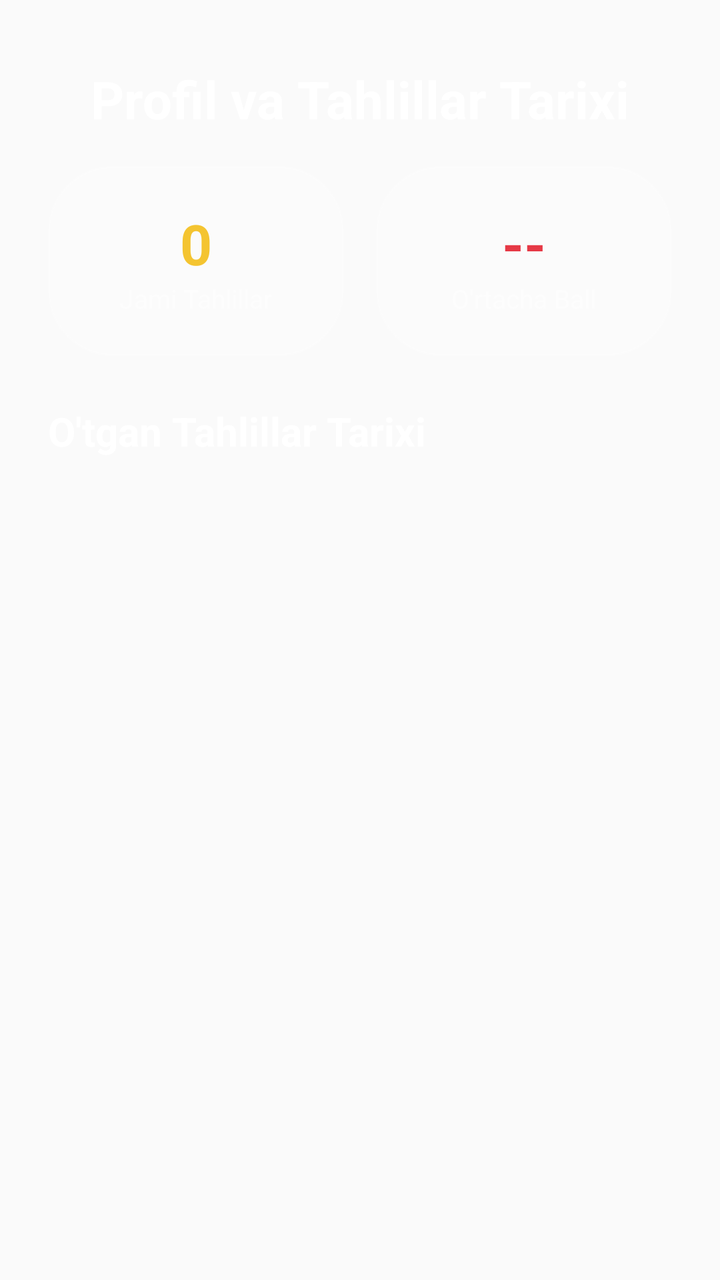
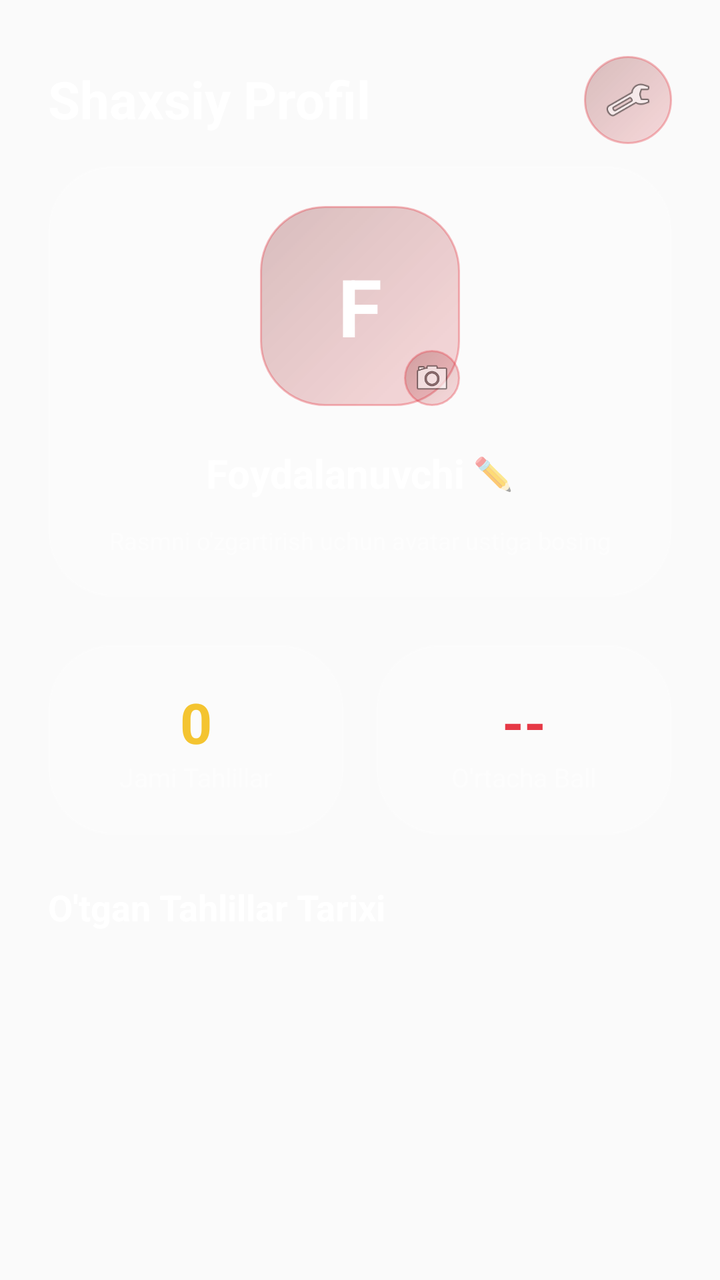

Two renders of the same Android screen: before a commit and after it. Below are the layout's source before the change and the commit's diff.
<!-- AndroidManifest.xml: application theme AppTheme -->
<!-- res/layout/fragment_profile.xml -->
<?xml version="1.0" encoding="utf-8"?>
<androidx.constraintlayout.widget.ConstraintLayout xmlns:android="http://schemas.android.com/apk/res/android"
    xmlns:app="http://schemas.android.com/apk/res-auto"
    android:layout_width="match_parent"
    android:layout_height="match_parent"
    android:padding="24dp">

    <TextView
        android:id="@+id/tv_profile_title"
        android:layout_width="wrap_content"
        android:layout_height="wrap_content"
        android:text="Profil va Tahlillar Tarixi"
        android:textColor="@color/white"
        android:textSize="26sp"
        android:textStyle="bold"
        app:layout_constraintTop_toTopOf="parent"
        app:layout_constraintStart_toStartOf="parent"
        app:layout_constraintEnd_toEndOf="parent"
        android:layout_marginTop="8dp"/>

    <ScrollView
        android:layout_width="match_parent"
        android:layout_height="0dp"
        app:layout_constraintTop_toBottomOf="@id/tv_profile_title"
        app:layout_constraintBottom_toBottomOf="parent"
        android:scrollbars="none"
        android:layout_marginTop="16dp">

        <LinearLayout
            android:layout_width="match_parent"
            android:layout_height="wrap_content"
            android:orientation="vertical"
            android:gravity="center_horizontal">

            
            <LinearLayout
                android:layout_width="match_parent"
                android:layout_height="wrap_content"
                android:orientation="horizontal"
                android:weightSum="2"
                android:layout_marginBottom="24dp">

                <LinearLayout
                    android:layout_width="0dp"
                    android:layout_height="wrap_content"
                    android:layout_weight="1"
                    android:orientation="vertical"
                    android:gravity="center"
                    android:background="@drawable/bg_liquid_glass"
                    android:padding="20dp"
                    android:layout_marginEnd="8dp">

                    <TextView
                        android:id="@+id/tv_history_count"
                        android:layout_width="wrap_content"
                        android:layout_height="wrap_content"
                        android:text="0"
                        android:textColor="@color/colorAccent"
                        android:textSize="28sp"
                        android:textStyle="bold"/>

                    <TextView
                        android:layout_width="wrap_content"
                        android:layout_height="wrap_content"
                        android:text="Jami Tahlillar"
                        android:textColor="@color/white_transparent"
                        android:textSize="13sp" />
                </LinearLayout>

                <LinearLayout
                    android:layout_width="0dp"
                    android:layout_height="wrap_content"
                    android:layout_weight="1"
                    android:orientation="vertical"
                    android:gravity="center"
                    android:background="@drawable/bg_liquid_glass"
                    android:padding="20dp"
                    android:layout_marginStart="8dp">

                    <TextView
                        android:id="@+id/tv_avg_score"
                        android:layout_width="wrap_content"
                        android:layout_height="wrap_content"
                        android:text="--"
                        android:textColor="@color/colorPrimary"
                        android:textSize="28sp"
                        android:textStyle="bold"/>

                    <TextView
                        android:layout_width="wrap_content"
                        android:layout_height="wrap_content"
                        android:text="O'rtacha Ball"
                        android:textColor="@color/white_transparent"
                        android:textSize="13sp" />
                </LinearLayout>
            </LinearLayout>

            <TextView
                android:layout_width="match_parent"
                android:layout_height="wrap_content"
                android:text="O'tgan Tahlillar Tarixi"
                android:textColor="@color/white"
                android:textSize="20sp"
                android:textStyle="bold"
                android:layout_marginBottom="16dp"/>

            
            <LinearLayout
                android:id="@+id/layout_history_list"
                android:layout_width="match_parent"
                android:layout_height="wrap_content"
                android:orientation="vertical" />

            <TextView
                android:id="@+id/tv_empty_history"
                android:layout_width="wrap_content"
                android:layout_height="wrap_content"
                android:text="Hali tahlillar bajarilmadi"
                android:textColor="@color/white_transparent"
                android:textSize="16sp"
                android:layout_marginTop="32dp"
                android:visibility="gone"/>

        </LinearLayout>
    </ScrollView>

</androidx.constraintlayout.widget.ConstraintLayout>
<!-- resources referenced by this layout -->
<resources>
  <color name="colorAccent">#F4C430</color>
  <color name="colorPrimary">#E63946</color>
  <color name="white">#FFFFFF</color>
  <color name="white_transparent">#80ffffff</color>
  <!-- drawable bg_liquid_glass (drawable) -->
  <?xml version="1.0" encoding="utf-8"?>
  <shape xmlns:android="http://schemas.android.com/apk/res/android"
      android:shape="rectangle">
      <solid android:color="#1AFFFFFF"/> 
      <corners android:radius="32dp"/>
      <stroke android:width="1dp" android:color="#33FFFFFF"/>
  </shape>
  <style name="AppTheme" parent="Theme.AppCompat.Light.DarkActionBar">
          <item name="colorPrimary">#E63946</item>
          <item name="colorPrimaryDark">#0d0403</item>
          <item name="colorAccent">#F4C430</item>
      </style>
</resources>

<!-- the commit's change to res/layout/fragment_profile.xml (unified diff, before → after) -->
@@ -5,18 +5,29 @@
     android:layout_height="match_parent"
     android:padding="24dp">
 
+    
     <TextView
         android:id="@+id/tv_profile_title"
         android:layout_width="wrap_content"
         android:layout_height="wrap_content"
-        android:text="Profil va Tahlillar Tarixi"
+        android:text="Shaxsiy Profil"
         android:textColor="@color/white"
         android:textSize="26sp"
         android:textStyle="bold"
         app:layout_constraintTop_toTopOf="parent"
         app:layout_constraintStart_toStartOf="parent"
+        android:layout_marginTop="8dp"/>
+
+    <ImageView
+        android:id="@+id/btn_open_settings"
+        android:layout_width="44dp"
+        android:layout_height="44dp"
+        android:src="@android:drawable/ic_menu_preferences"
+        android:padding="10dp"
+        android:background="@drawable/bg_liquid_glass_accent"
+        app:layout_constraintTop_toTopOf="parent"
         app:layout_constraintEnd_toEndOf="parent"
-        android:layout_marginTop="8dp"/>
+        android:layout_marginTop="4dp"/>
 
     <ScrollView
         android:layout_width="match_parent"
@@ -36,6 +47,87 @@
             <LinearLayout
                 android:layout_width="match_parent"
                 android:layout_height="wrap_content"
+                android:orientation="vertical"
+                android:gravity="center"
+                android:background="@drawable/bg_liquid_glass"
+                android:padding="20dp"
+                android:layout_marginBottom="24dp">
+
+                <FrameLayout
+                    android:id="@+id/layout_avatar_click"
+                    android:layout_width="100dp"
+                    android:layout_height="100dp"
+                    android:clickable="true"
+                    android:focusable="true">
+
+                    <ImageView
+                        android:id="@+id/iv_user_avatar"
+                        android:layout_width="match_parent"
+                        android:layout_height="match_parent"
+                        android:scaleType="centerCrop"
+                        android:background="@drawable/bg_liquid_glass_accent"
+                        android:padding="2dp"/>
+
+                    <TextView
+                        android:id="@+id/tv_avatar_placeholder"
+                        android:layout_width="match_parent"
+                        android:layout_height="match_parent"
+                        android:text="F"
+                        android:textColor="@color/white"
+                        android:textSize="40sp"
+                        android:textStyle="bold"
+                        android:gravity="center"/>
+
+                    
+                    <ImageView
+                        android:layout_width="28dp"
+                        android:layout_height="28dp"
+                        android:layout_gravity="bottom|end"
+                        android:src="@android:drawable/ic_menu_camera"
+                        android:padding="4dp"
+                        android:background="@drawable/bg_liquid_glass_accent"/>
+                </FrameLayout>
+
+                <LinearLayout
+                    android:id="@+id/layout_edit_nickname"
+                    android:layout_width="wrap_content"
+                    android:layout_height="wrap_content"
+                    android:orientation="horizontal"
+                    android:gravity="center_vertical"
+                    android:clickable="true"
+                    android:focusable="true"
+                    android:layout_marginTop="12dp"
+                    android:padding="8dp">
+
+                    <TextView
+                        android:id="@+id/tv_user_nickname"
+                        android:layout_width="wrap_content"
+                        android:layout_height="wrap_content"
+                        android:text="Foydalanuvchi"
+                        android:textColor="@color/white"
+                        android:textSize="20sp"
+                        android:textStyle="bold"/>
+
+                    <TextView
+                        android:layout_width="wrap_content"
+                        android:layout_height="wrap_content"
+                        android:text=" ✏️"
+                        android:textSize="16sp"/>
+                </LinearLayout>
+
+                <TextView
+                    android:layout_width="wrap_content"
+                    android:layout_height="wrap_content"
+                    android:text="Rasmni o'zgartirish uchun avatar ustiga bosing"
+                    android:textColor="@color/white_transparent"
+                    android:textSize="12sp"
+                    android:layout_marginTop="4dp"/>
+            </LinearLayout>
+
+            
+            <LinearLayout
+                android:layout_width="match_parent"
+                android:layout_height="wrap_content"
                 android:orientation="horizontal"
                 android:weightSum="2"
                 android:layout_marginBottom="24dp">
@@ -100,7 +192,7 @@
                 android:layout_height="wrap_content"
                 android:text="O'tgan Tahlillar Tarixi"
                 android:textColor="@color/white"
-                android:textSize="20sp"
+                android:textSize="18sp"
                 android:textStyle="bold"
                 android:layout_marginBottom="16dp"/>
 
@@ -117,8 +209,8 @@
                 android:layout_height="wrap_content"
                 android:text="Hali tahlillar bajarilmadi"
                 android:textColor="@color/white_transparent"
-                android:textSize="16sp"
-                android:layout_marginTop="32dp"
+                android:textSize="15sp"
+                android:layout_marginTop="24dp"
                 android:visibility="gone"/>
 
         </LinearLayout>
<!-- resource entries referenced after the edit -->
@@ -12,6 +12,17 @@
       <corners android:radius="32dp"/>
       <stroke android:width="1dp" android:color="#33FFFFFF"/>
   </shape>
+  <!-- drawable bg_liquid_glass_accent (drawable) -->
+  <?xml version="1.0" encoding="utf-8"?>
+  <shape xmlns:android="http://schemas.android.com/apk/res/android"
+      android:shape="rectangle">
+      <gradient 
+          android:startColor="#2EE63946"
+          android:endColor="#477F1D1D"
+          android:angle="135"/>
+      <corners android:radius="32dp"/>
+      <stroke android:width="1dp" android:color="#59E63946"/>
+  </shape>
   <style name="AppTheme" parent="Theme.AppCompat.Light.DarkActionBar">
           <item name="colorPrimary">#E63946</item>
           <item name="colorPrimaryDark">#0d0403</item>
